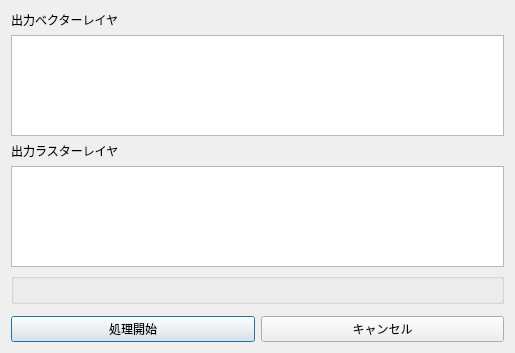
First picture: the form in QGIS2PlugX_dialog.ui, repository MIERUNE/qgis-plugx-plugin, before the edit.
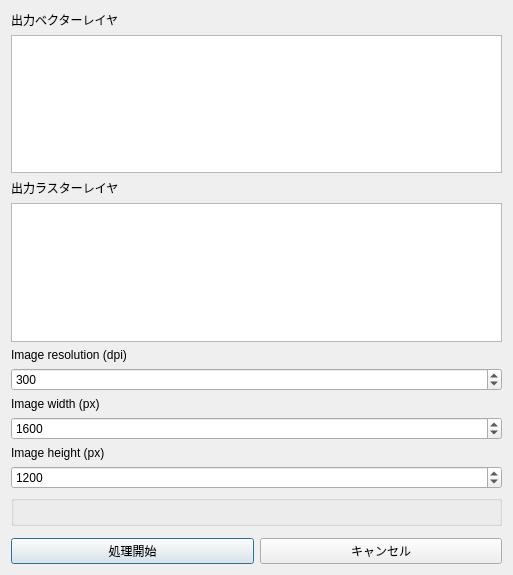
Second picture: the form after the edit. Custom widgets are drawn as their Qt base class.

Commit message: implement xyz to png converter

```diff
--- a/QGIS2PlugX_dialog.ui
+++ b/QGIS2PlugX_dialog.ui
@@ -6,8 +6,8 @@
    <rect>
     <x>0</x>
     <y>0</y>
-    <width>515</width>
-    <height>353</height>
+    <width>513</width>
+    <height>575</height>
    </rect>
   </property>
   <property name="windowTitle">
@@ -34,6 +34,57 @@
    <item>
     <widget class="QListWidget" name="rasterLayerListWidget"/>
    </item>
+   <item>
+    <widget class="QLabel" name="label_2">
+     <property name="text">
+      <string>Image resolution (dpi)</string>
+     </property>
+    </widget>
+   </item>
+   <item>
+    <widget class="QgsSpinBox" name="imgResolution">
+     <property name="maximum">
+      <number>1000</number>
+     </property>
+     <property name="value">
+      <number>300</number>
+     </property>
+    </widget>
+   </item>
+   <item>
+    <widget class="QLabel" name="label_3">
+     <property name="text">
+      <string>Image width (px)</string>
+     </property>
+    </widget>
+   </item>
+   <item>
+    <widget class="QgsSpinBox" name="imgWidth">
+     <property name="maximum">
+      <number>50000</number>
+     </property>
+     <property name="value">
+      <number>1600</number>
+     </property>
+    </widget>
+   </item>
+   <item>
+    <widget class="QLabel" name="label_4">
+     <property name="text">
+      <string>Image height (px)</string>
+     </property>
+    </widget>
+   </item>
+   <item>
+    <widget class="QgsSpinBox" name="imgHeight">
+     <property name="maximum">
+      <number>50000</number>
+     </property>
+     <property name="value">
+      <number>1200</number>
+     </property>
+    </widget>
+   </item>
    <item>
     <widget class="QgsExtentGroupBox" name="mExtentGroupBox"/>
    </item>
@@ -82,6 +133,11 @@
    <extends>QWidget</extends>
    <header>qgsfilewidget.h</header>
   </customwidget>
+  <customwidget>
+   <class>QgsSpinBox</class>
+   <extends>QSpinBox</extends>
+   <header>qgsspinbox.h</header>
+  </customwidget>
  </customwidgets>
  <resources/>
  <connections/>
```
The commit also changes 2 other files.
